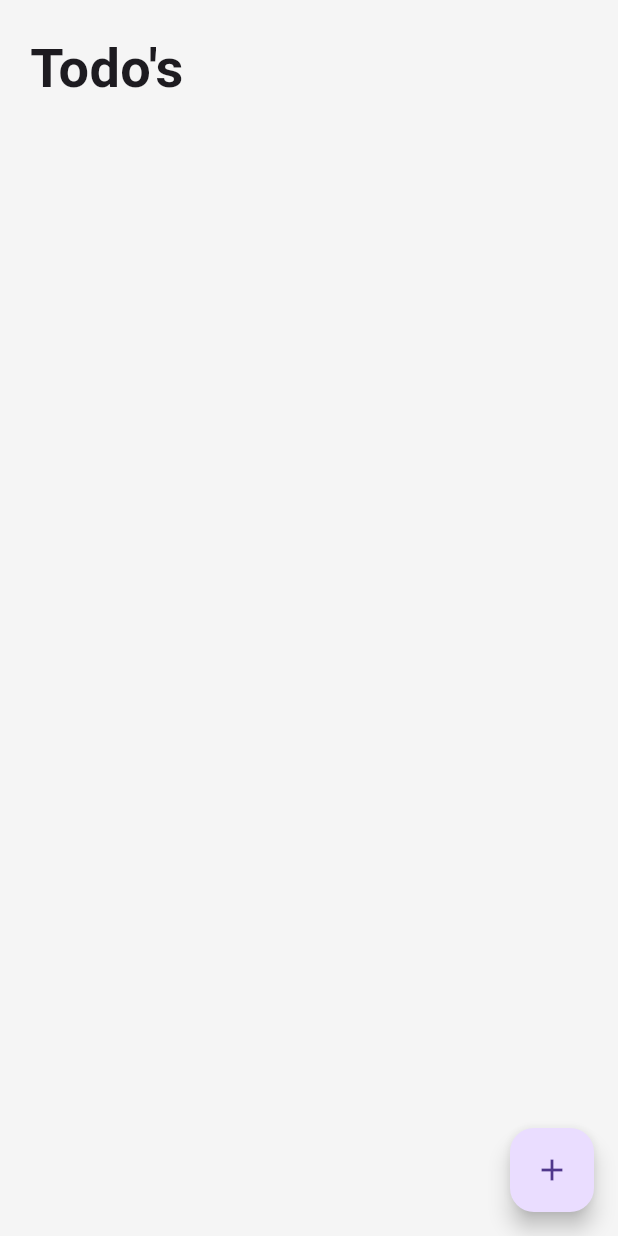
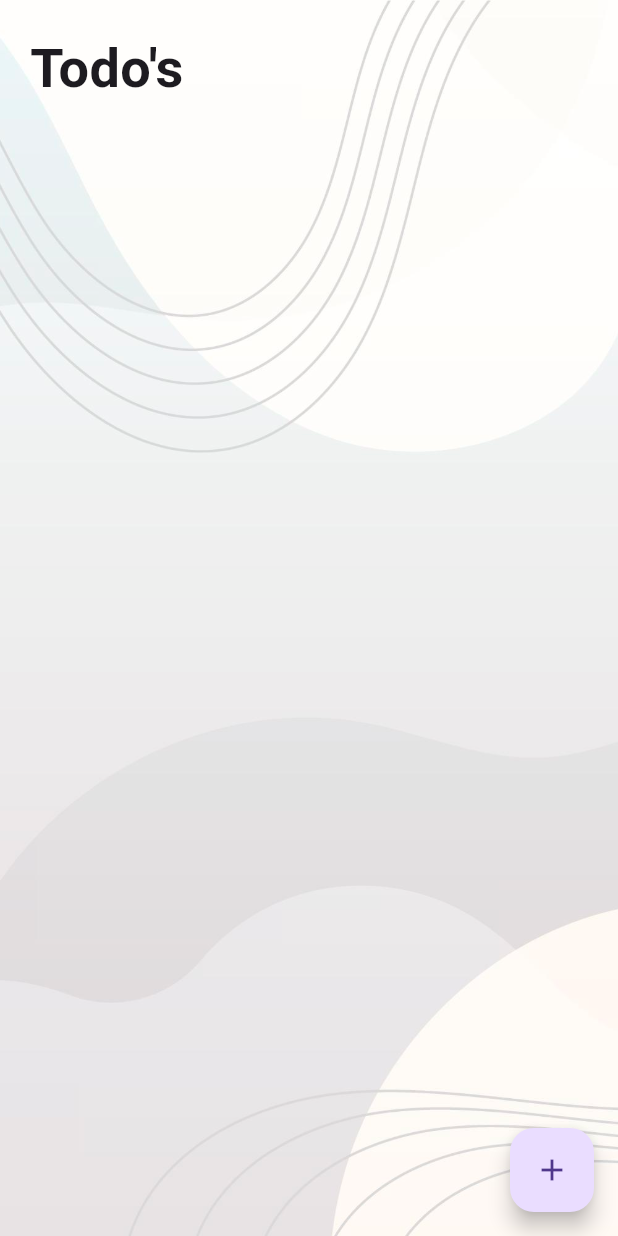
Before and after one commit to Ghost2Dev/simple_todo_flutter_app, a Flutter app: the screen it shows after launch, on a phone screen of 412 x 824 dp. Run offline on Flutter 3.47's test engine with Material 3 defaults, Android fonts, the phone set to English and light mode, and no system bars.

Commit message:
3rd commit

```diff
--- a/lib/components/tododialog.dart
+++ b/lib/components/tododialog.dart
@@ -2,6 +2,7 @@ import 'package:flutter/material.dart';
 import 'package:provider/provider.dart';
 
 import '../model/todo.dart';
+import '../services/colorgenerator.dart';
 import '../services/todocontroller.dart';
 
 class TodoDialog extends StatelessWidget {
@@ -39,9 +40,8 @@ class TodoDialog extends StatelessWidget {
             const SizedBox(height: 20),
             ElevatedButton(
               onPressed: () {
-                context
-                    .read<TodoController>()
-                    .addTodo(Todo(title: _todoCtrl.text));
+                context.read<TodoController>().addTodo(Todo(
+                    title: _todoCtrl.text, color: generateRandomLightColor()));
                 Navigator.of(context).pop();
               },
               child: const Text('Add'),
--- a/lib/home.dart
+++ b/lib/home.dart
@@ -17,9 +17,18 @@ class _HomePageState extends State<HomePage> {
   Widget build(BuildContext context) {
     final size = MediaQuery.of(context).size;
     return SafeArea(
-        child: Scaffold(
-      backgroundColor: Colors.grey[100],
-      body: Column(
+        child: Stack(
+      children: [
+        Image.asset(
+          'assets/images/bg.jpg',
+          fit: BoxFit.cover,
+          width: size.width,
+          height: size.height,
+        ),
+        Scaffold(
+          backgroundColor: Colors.transparent,
+          body: SingleChildScrollView(
+            child: Column(
               children: [
                 const TitleRow(),
                 Container(
@@ -30,12 +39,17 @@ class _HomePageState extends State<HomePage> {
                 )
               ],
             ),
+          ),
           floatingActionButton: FloatingActionButton(
               onPressed: () => addTodo(), child: const Icon(Icons.add)),
+        )
+      ],
     ));
   }
 
   void addTodo() {
-    showDialog(context: context, builder: (context) => TodoDialog(controller: controller));
+    showDialog(
+        context: context,
+        builder: (context) => TodoDialog(controller: controller));
   }
 }
--- a/lib/model/todo.dart
+++ b/lib/model/todo.dart
@@ -1,8 +1,11 @@
+import 'package:flutter/material.dart';
+
 class Todo {
   static int _idCounter = 0;
   int id = _idCounter++;
   String title;
   bool isDone = false;
+  Color color;
 
-  Todo({required this.title});
+  Todo({required this.title, required this.color});
 }
--- a/pubspec.yaml
+++ b/pubspec.yaml
@@ -18,3 +18,6 @@ dev_dependencies:
 
 flutter:
   uses-material-design: true
+
+  assets:
+    - assets/images/bg.jpg
```
Also changed, not shown: lib/components/todoitem.dart (+9 -5 lines), lib/services/colorgenerator.dart (added, +11 -0 lines), lib/services/todocontroller.dart (+4 -3 lines), assets/images/bg.jpg (added). Lines whose indentation alone changed are shown as unchanged.
